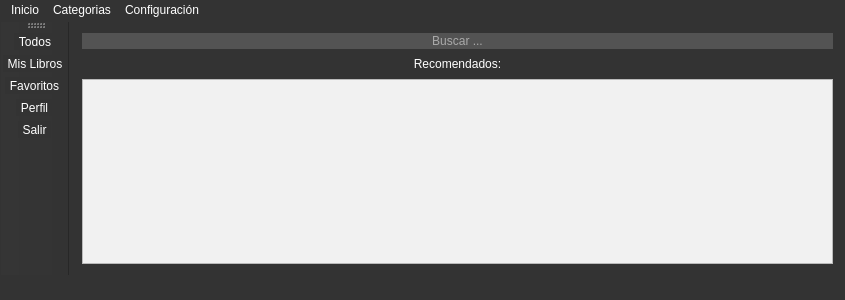
This is mainwindow.ui in FenixAlive/MiLibreria as Qt 5 draws it before an edit. The edited form follows.
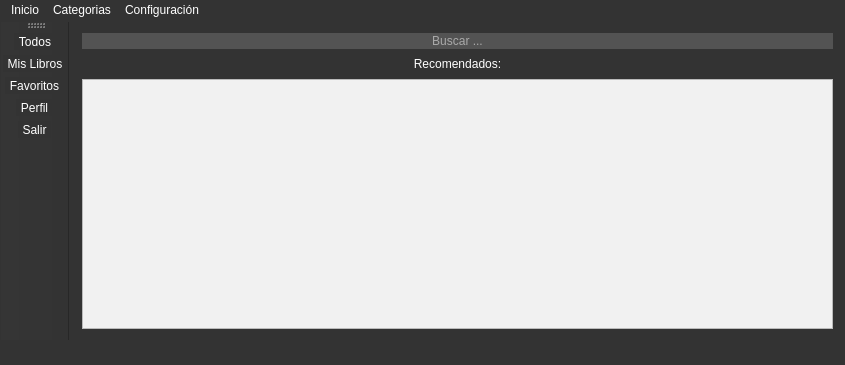
This is the edited form. Icons and pictures are not drawn.

```diff
--- a/mainwindow.ui
+++ b/mainwindow.ui
@@ -7,7 +7,7 @@
     <x>0</x>
     <y>0</y>
     <width>813</width>
-    <height>300</height>
+    <height>365</height>
    </rect>
   </property>
   <property name="windowTitle">
```
